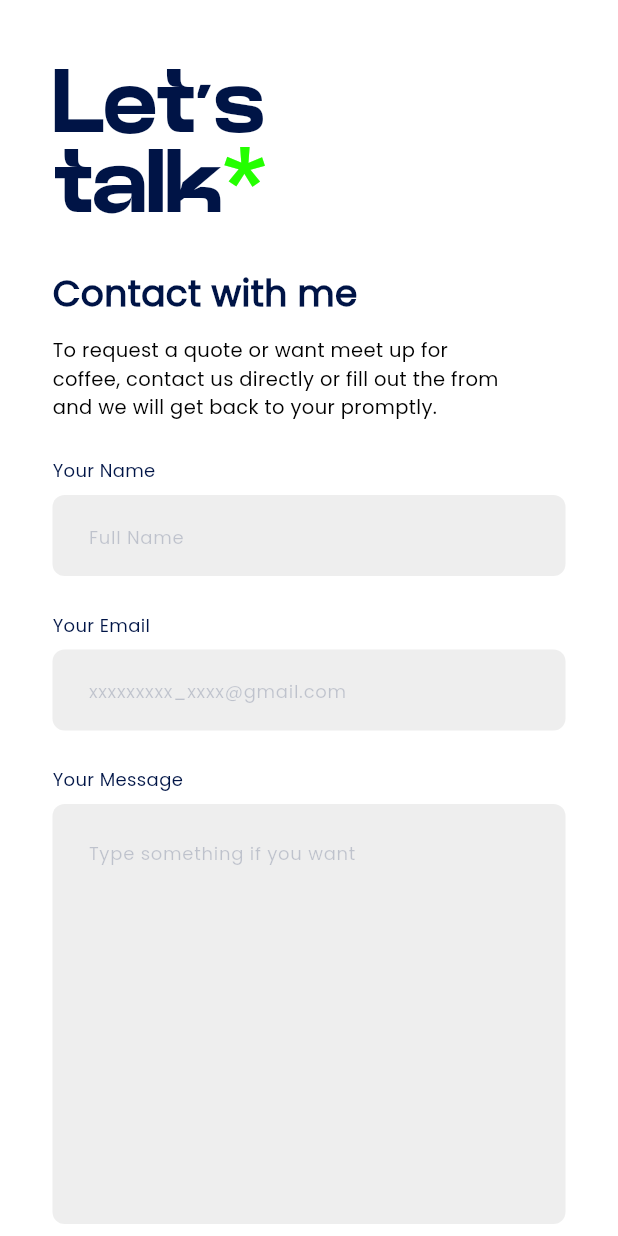
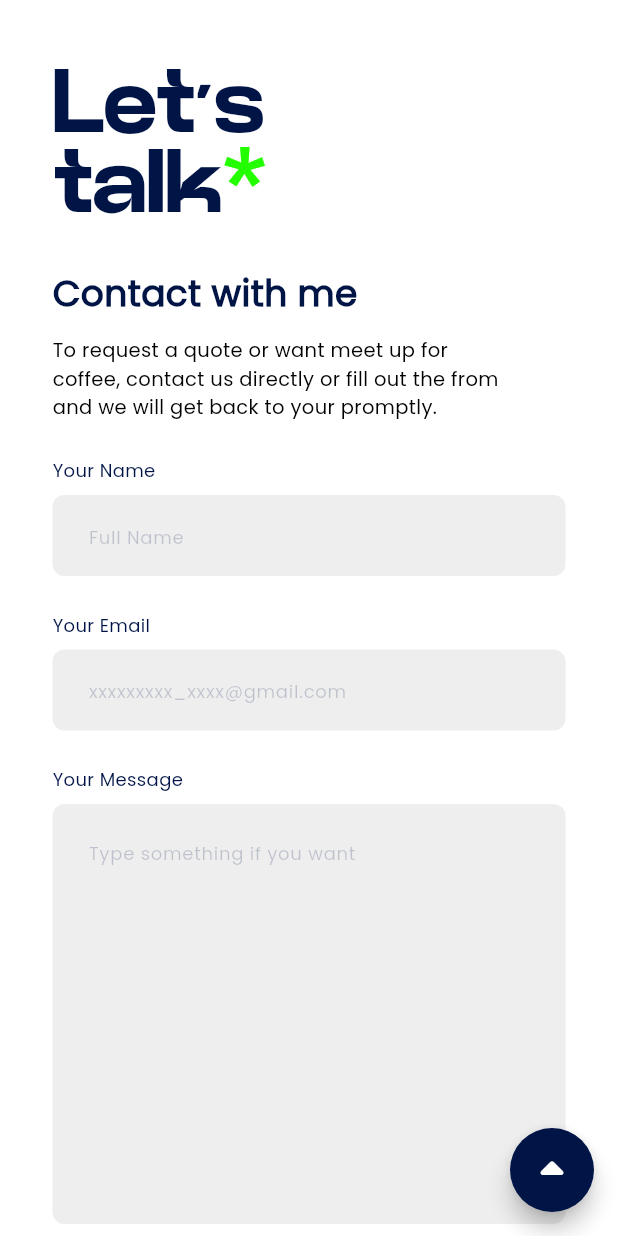
Before and after one commit to maharramg/portfolio, a Flutter app: the screen it shows after launch, after a tap on "Contact", on a phone screen of 412 x 824 dp. Run offline on Flutter 3.47's test engine with Material 3 defaults, Android fonts, the phone set to English and light mode, and no system bars; drawn by our look-alikes of flutter_animate; our stand-ins replace fluttertoast, font_awesome_flutter; missing offline and left inert: dart:html.

Commit message:
Email API, UI adjustments

```diff
--- a/lib/presentation/about/widgets/job_item.dart
+++ b/lib/presentation/about/widgets/job_item.dart
@@ -50,6 +50,7 @@ class JobItem extends StatelessWidget {
                       width: MediaQuery.of(context).size.width,
                       child: Text(
                         job.description,
+                        textAlign: TextAlign.justify,
                         style: size20weight400.copyWith(color: blackColor),
                       ),
                     ),
--- a/lib/presentation/common/footer.dart
+++ b/lib/presentation/common/footer.dart
@@ -254,20 +254,16 @@ class _FooterState extends State<Footer> {
           ? MediaQuery.of(context).size.width * 0.2
           : context.isTablet
               ? MediaQuery.of(context).size.width * 0.2
-              : MediaQuery.of(context).size.width * 0.4,
+              : MediaQuery.of(context).size.width * 0.5,
       child: const Row(
         mainAxisSize: MainAxisSize.min,
         mainAxisAlignment: MainAxisAlignment.spaceBetween,
         children: [
           SocialIcon(icon: FontAwesomeIcons.github, url: githubUrl),
-          // SizedBox(width: 25.0),
           SocialIcon(icon: FontAwesomeIcons.linkedin, url: linkedinUrl),
-          // SizedBox(width: 25.0),
           SocialIcon(icon: FontAwesomeIcons.instagram, url: instagramUrl),
-          // SizedBox(width: 25.0),
           SocialIcon(icon: FontAwesomeIcons.facebook, url: facebookUrl),
-          // SizedBox(width: 25.0),
-          SocialIcon(icon: FontAwesomeIcons.solidEnvelope, url: emailAddress),
+          SocialIcon(icon: FontAwesomeIcons.solidEnvelope, url: emailAddress, isEmail: true),
         ],
       ),
     );
--- a/lib/presentation/common/header.dart
+++ b/lib/presentation/common/header.dart
@@ -38,12 +38,15 @@ class _HeaderState extends State<Header> {
                 : 35.0,
       ),
       decoration: widget.bgColor == null
-          ? const BoxDecoration(
-              gradient: LinearGradient(colors: [
-                Color(0xFF010623),
-                Color(0xFF001446),
-                Color(0xFF000E34),
-              ]),
+          ? BoxDecoration(
+              gradient: const LinearGradient(
+                colors: [
+                  Color(0xFF010623),
+                  Color(0xFF001446),
+                  Color(0xFF000E34),
+                ],
+              ),
+              border: Border.all(color: primaryColor, width: 0),
             )
           : null,
       child: Row(
--- a/lib/presentation/home/home_screen.dart
+++ b/lib/presentation/home/home_screen.dart
@@ -3,6 +3,8 @@ import 'package:portfolio/presentation/common/footer.dart';
 import 'package:portfolio/presentation/common/header.dart';
 import 'package:portfolio/presentation/home/widgets/landing_view.dart';
 import 'package:portfolio/presentation/home/widgets/projects_view.dart';
+import 'package:portfolio/presentation/widgets/scroll_up_button.dart';
+import 'package:portfolio/utilities/app_constants.dart';
 import 'package:portfolio/utilities/services.dart';
 
 class HomeScreen extends StatefulWidget {
@@ -16,10 +18,25 @@ class _HomeScreenState extends State<HomeScreen> {
   GlobalKey footerKey = GlobalKey();
   GlobalKey projectsKey = GlobalKey();
 
+  final ScrollController _scrollController = ScrollController();
+
   @override
   Widget build(BuildContext context) {
     return Scaffold(
-      body: SingleChildScrollView(
+      floatingActionButton: ScrollUpButton(controller: _scrollController),
+      body: Container(
+        decoration: BoxDecoration(
+          gradient: const LinearGradient(
+            colors: [
+              Color(0xFF010623),
+              Color(0xFF001446),
+              Color(0xFF000E34),
+            ],
+          ),
+          border: Border.all(color: primaryColor, width: 0),
+        ),
+        child: SingleChildScrollView(
+          controller: _scrollController,
           child: Column(
             children: [
               Header(scrollFunction: () => Scroll.scrollToSection(footerKey)),
@@ -32,6 +49,7 @@ class _HomeScreenState extends State<HomeScreen> {
             ],
           ),
         ),
+      ),
     );
   }
 }
--- a/lib/presentation/home/widgets/landing_view.dart
+++ b/lib/presentation/home/widgets/landing_view.dart
@@ -30,15 +30,16 @@ class _LandingViewState extends State<LandingView> {
           ? EdgeInsets.only(top: MediaQuery.of(context).size.height * 0.23)
           : context.isTablet
               ? const EdgeInsets.symmetric(horizontal: 24.0).copyWith(top: MediaQuery.of(context).size.height * 0.2)
-              : const EdgeInsets.symmetric(horizontal: 24.0).copyWith(top: MediaQuery.of(context).size.height * 0.2),
-      decoration: const BoxDecoration(
-        gradient: LinearGradient(
+              : const EdgeInsets.symmetric(horizontal: 35.0).copyWith(top: MediaQuery.of(context).size.height * 0.2),
+      decoration: BoxDecoration(
+        gradient: const LinearGradient(
           colors: [
             Color(0xFF010623),
             Color(0xFF001446),
             Color(0xFF000E34),
           ],
         ),
+        border: Border.all(color: primaryColor, width: 0),
       ),
       child: Column(
         mainAxisAlignment: MainAxisAlignment.spaceAround,
--- /dev/null
+++ b/lib/presentation/widgets/scroll_up_button.dart
@@ -0,0 +1,76 @@
+import 'package:flutter/material.dart';
+import 'package:font_awesome_flutter/font_awesome_flutter.dart';
+import 'package:portfolio/utilities/app_constants.dart';
+
+class ScrollUpButton extends StatefulWidget {
+  final ScrollController controller;
+
+  const ScrollUpButton({
+    super.key,
+    required this.controller,
+  });
+
+  @override
+  State<ScrollUpButton> createState() => _ScrollUpButtonState();
+}
+
+class _ScrollUpButtonState extends State<ScrollUpButton> {
+  bool showButton = false;
+  bool shouldBeVisible = false;
+
+  @override
+  void initState() {
+    widget.controller.addListener(() {
+      double showoffset = 10.0;
+      double visibleOffset = 5.0;
+
+      if (widget.controller.offset > visibleOffset) {
+        setState(() {
+          shouldBeVisible = true;
+        });
+
+        if (widget.controller.offset > showoffset) {
+          setState(() {
+            showButton = true;
+          });
+        } else {
+          setState(() {
+            showButton = false;
+          });
+        }
+      } else {
+        setState(() {
+          shouldBeVisible = false;
+        });
+      }
+    });
+
+    super.initState();
+  }
+
+  @override
+  Widget build(BuildContext context) {
+    return Visibility(
+      visible: shouldBeVisible,
+      child: AnimatedOpacity(
+        duration: const Duration(milliseconds: 200),
+        opacity: showButton ? 1.0 : 0.0,
+        child: FloatingActionButton(
+          onPressed: () {
+            widget.controller.animateTo(
+              0,
+              duration: const Duration(milliseconds: 800),
+              curve: Curves.fastOutSlowIn,
+            );
+          },
+          shape: RoundedRectangleBorder(borderRadius: BorderRadius.circular(50.0)),
+          backgroundColor: primaryColor,
+          child: const Icon(
+            FontAwesomeIcons.caretUp,
+            color: whiteColor,
+          ),
+        ),
+      ),
+    );
+  }
+}
--- a/lib/presentation/widgets/social_icon.dart
+++ b/lib/presentation/widgets/social_icon.dart
@@ -6,11 +6,13 @@ import 'package:portfolio/utilities/services.dart';
 class SocialIcon extends StatefulWidget {
   final IconData icon;
   final String url;
+  final bool isEmail;
 
   const SocialIcon({
     super.key,
     required this.icon,
     required this.url,
+    this.isEmail = false,
   });
 
   @override
@@ -23,7 +25,7 @@ class _SocialIconState extends State<SocialIcon> {
   @override
   Widget build(BuildContext context) {
     return InkWell(
-      onTap: () => URLLauncher.launchURL(widget.url),
+      onTap: () => widget.isEmail ? URLLauncher.launchEmail(email: widget.url, message: '', name: '') : URLLauncher.launchURL(widget.url),
       onHover: (value) {
         setState(() {
           isHovered = !isHovered;
@@ -36,7 +38,7 @@ class _SocialIconState extends State<SocialIcon> {
             ? 30.0
             : context.isTablet
                 ? 25.0
-                : 22.0,
+                : 25.0,
       ),
     );
   }
--- a/lib/utilities/project_model.dart
+++ b/lib/utilities/project_model.dart
@@ -115,7 +115,7 @@ const projects = [
       'assets/images/mockups/denti-store-mockup.png',
     ],
     logo: 'assets/images/logos/dentistore.webp',
-    playStoreUrl: 'https://play.google.com/store/apps/details?id=az.abasoft.dentistore',
+    playStoreUrl: '',
     appStoreUrl: 'https://apps.apple.com/gb/app/dentistore/id1576104680',
   ),
   ProjectModel(
@@ -159,7 +159,7 @@ const projects = [
       'assets/images/mockups/unityfood-mockup.png',
     ],
     logo: 'assets/images/logos/unityfood.webp',
-    playStoreUrl: 'https://play.google.com/store/apps/details?id=com.frazex.onlinestore.neptunexpress',
+    playStoreUrl: '',
     appStoreUrl: 'https://apps.apple.com/pl/app/unity-food/id1539019198',
   ),
   // ProjectModel(
--- a/pubspec.yaml
+++ b/pubspec.yaml
@@ -16,6 +16,8 @@ dependencies:
   url_launcher: ^6.1.14
   font_awesome_flutter: ^10.6.0
   flutter_animate: ^4.2.0+1
+  http: ^1.2.1
+  fluttertoast: ^8.2.5
 
 dev_dependencies:
   flutter_test:
```
Also changed, not shown: lib/presentation/about/about_screen.dart (+13 -3 lines), lib/presentation/common/contact_view.dart (+8 -4 lines), lib/presentation/home/all_projects_screen.dart (+13 -3 lines), lib/utilities/services.dart (+91 -0 lines), pubspec.lock. Lines whose indentation alone changed are shown as unchanged.
